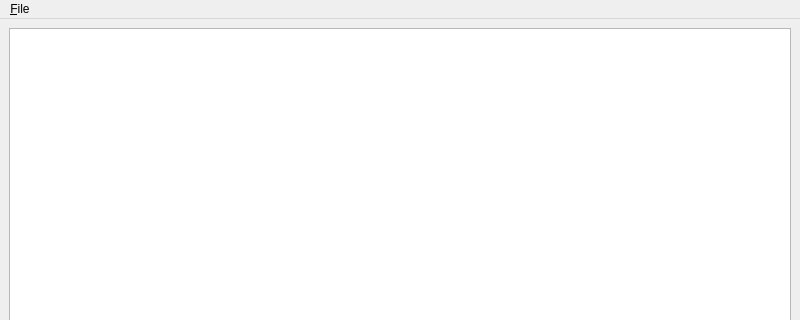
This is sliced_art/main_window.ui in donkirkby/sliced_art as Qt 5 draws it before an edit; both pictures show x 0 to 800 and y 0 to 320 of the 800 by 600 pixel window. The edited form follows.
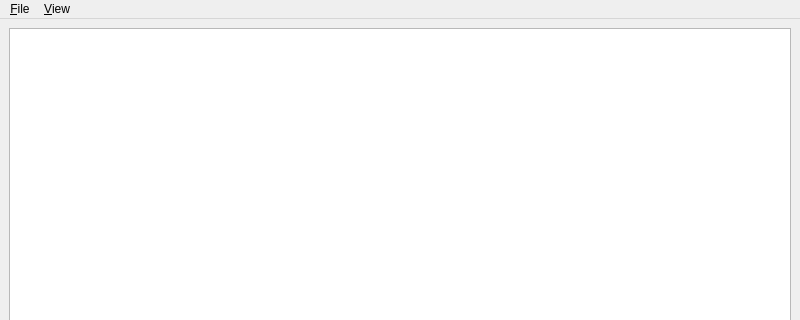
This is the edited form.

The edit to the form file:
```diff
--- a/sliced_art/main_window.ui
+++ b/sliced_art/main_window.ui
@@ -29,7 +29,7 @@
      <height>22</height>
     </rect>
    </property>
-   <widget class="QMenu" name="menuTest">
+   <widget class="QMenu" name="menuFile">
     <property name="title">
      <string>&amp;File</string>
     </property>
@@ -38,7 +38,15 @@
     <addaction name="separator"/>
     <addaction name="actionExit"/>
    </widget>
-   <addaction name="menuTest"/>
+   <widget class="QMenu" name="menuView">
+    <property name="title">
+     <string>&amp;View</string>
+    </property>
+    <addaction name="actionSort"/>
+    <addaction name="actionShuffle"/>
+   </widget>
+   <addaction name="menuFile"/>
+   <addaction name="menuView"/>
   </widget>
   <widget class="QStatusBar" name="statusbar"/>
   <action name="actionOpen">
```
Left out of the diff: 25 changed lines with no effect on the pictures.
